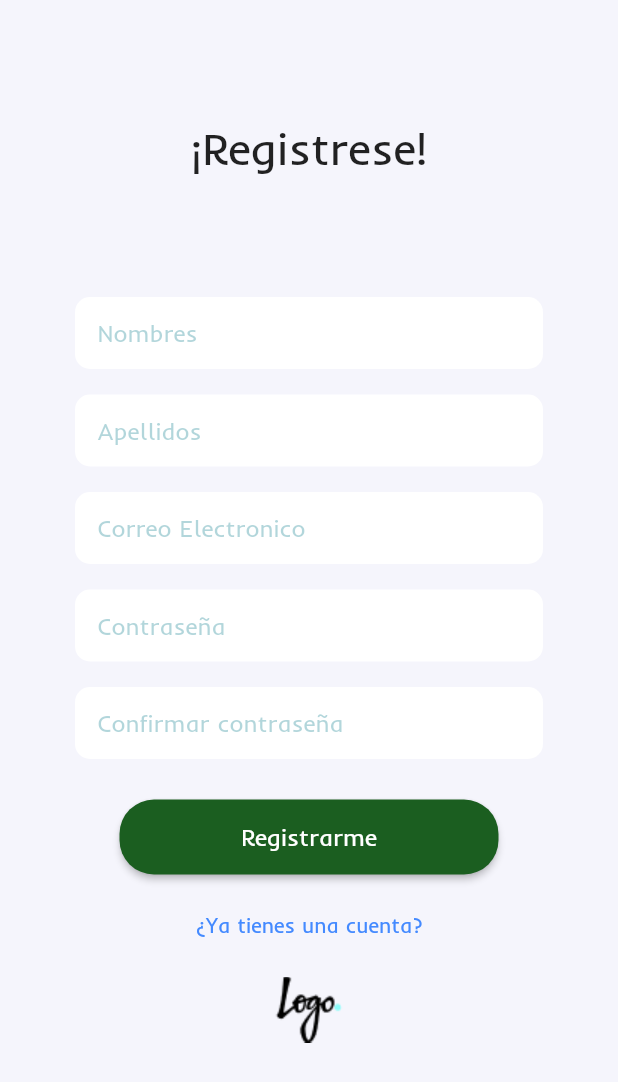
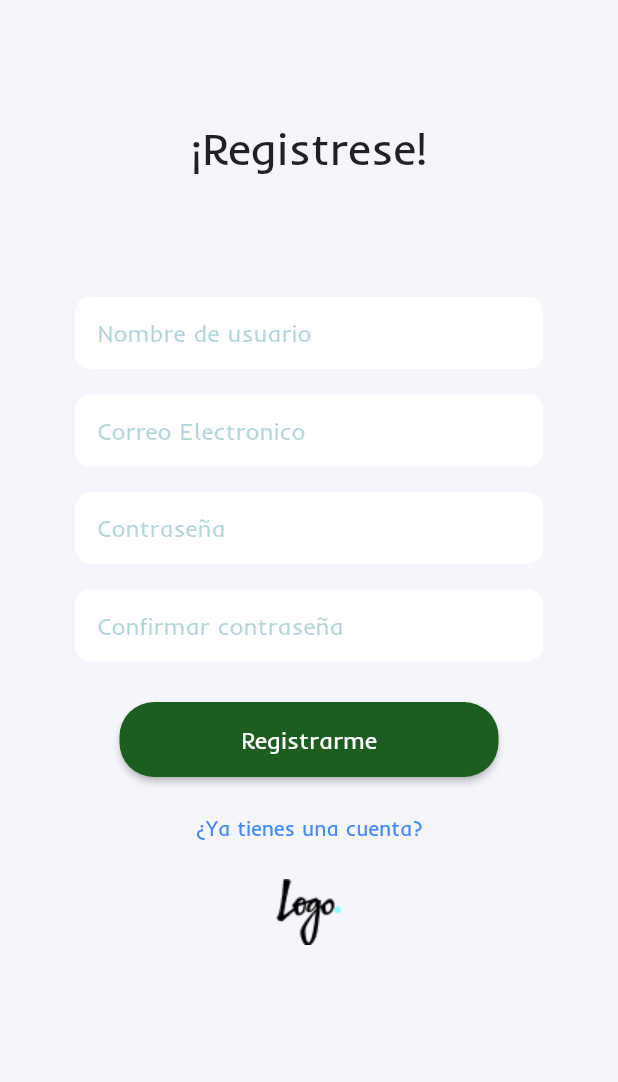
Before and after one commit to HuamanAngel/softales, a Flutter app: the RegisterPage screen opened by its route, on a phone screen of 412 x 824 dp. Shown: the top 1082 px of the screen. Run offline on Flutter 3.47's test engine with Material 2 defaults, Android fonts, the phone set to English and light mode, and no system bars; missing offline and left inert: flutter_secure_storage_web.

Commit message:
Test de campos de registro de usuario

```diff
--- a/lib/presentation/login/register_page.dart
+++ b/lib/presentation/login/register_page.dart
@@ -10,6 +10,8 @@ class RegisterPage extends StatefulWidget {
 class _RegisterPageState extends State<RegisterPage> {
   @override
   Widget build(BuildContext context) {
+    final TextEditingController username = TextEditingController();
+    final TextEditingController email = TextEditingController();
     final TextEditingController _pass = TextEditingController();
     final TextEditingController _confirmPass = TextEditingController();
     return Scaffold(
@@ -37,8 +39,9 @@ class _RegisterPageState extends State<RegisterPage> {
                             padding: EdgeInsets.symmetric(horizontal: 15),
                             decoration: box_decoration(),
                             child: TextFormField(
-                              decoration: input_decoration('Nombres'),
-                              validator: name_validator,
+                              controller: username,
+                              decoration: input_decoration('Nombre de usuario'),
+                              validator: UsernameFieldValidator.validate,
                             ),
                           ),
                           SizedBox(height: 17),
@@ -46,26 +49,11 @@ class _RegisterPageState extends State<RegisterPage> {
                             padding: EdgeInsets.symmetric(horizontal: 15),
                             decoration: box_decoration(),
                             child: TextFormField(
-                              decoration: input_decoration('Apellidos'),
-                              validator: name_validator,
-                            ),
-                          ),
-                          SizedBox(height: 17),
-                          Container(
-                            padding: EdgeInsets.symmetric(horizontal: 15),
-                            decoration: box_decoration(),
-                            child: TextFormField(
+                              controller: email,
                               keyboardType: TextInputType.emailAddress,
                               decoration:
                                   input_decoration('Correo Electronico'),
-                              validator: (value) {
-                                String pattern =
-                                    r'^(([^<>()[\]\\.,;:\s@\"]+(\.[^<>()[\]\\.,;:\s@\"]+)*)|(\".+\"))@((\[[0-9]{1,3}\.[0-9]{1,3}\.[0-9]{1,3}\.[0-9]{1,3}\])|(([a-zA-Z\-0-9]+\.)+[a-zA-Z]{2,}))$';
-                                RegExp regExp = new RegExp(pattern);
-                                return regExp.hasMatch(value ?? '')
-                                    ? null
-                                    : 'El valor ingresado no es un correo';
-                              },
+                              validator: EmailFieldValidator.validate,
                             ),
                           ),
                           SizedBox(height: 17),
@@ -76,12 +64,7 @@ class _RegisterPageState extends State<RegisterPage> {
                               decoration: input_decoration('Contraseña'),
                               controller: _pass,
                               obscureText: true,
-                              validator: (value) {
-                                return (value != null &&
-                                        value.trim().length >= 5)
-                                    ? null
-                                    : 'La clave debe ser al menos 5 caracteres';
-                              },
+                              validator: PasswordFieldValidator.validate,
                             ),
                           ),
                           SizedBox(height: 17),
@@ -107,9 +90,9 @@ class _RegisterPageState extends State<RegisterPage> {
                                   borderRadius: BorderRadius.circular(23)),
                               color: Colors.green[900],
                               child: Container(
-                                padding: EdgeInsets.symmetric(
+                                padding: const EdgeInsets.symmetric(
                                     horizontal: 65, vertical: 15),
-                                child: Text(
+                                child: const Text(
                                   'Registrarme',
                                   style: TextStyle(
                                       color: Colors.white,
@@ -169,3 +152,39 @@ class _RegisterPageState extends State<RegisterPage> {
             fontFamily: 'Inder', color: Color.fromRGBO(0, 118, 135, 0.3)));
   }
 }
+
+class UsernameFieldValidator {
+  static String? validate(value) {
+    String patternletters = r'^[a-z A-Z]+$';
+    RegExp regExp = new RegExp(patternletters);
+    if (value != null && !regExp.hasMatch(value.trim())) {
+      return 'Debe contener solo letras';
+    }
+    if (value != null && value.trim().length < 5) {
+      return 'Debe ser mayor a 5 caracteres';
+    } else if (value != null && value.trim().length > 30) {
+      return 'Debe ser menor a 30 caracteres';
+    } else {
+      return null;
+    }
+  }
+}
+
+class PasswordFieldValidator {
+  static String? validate(value) {
+    return (value != null && value.trim().length >= 5)
+        ? null
+        : 'La clave debe ser al menos 5 caracteres';
+  }
+}
+
+class EmailFieldValidator {
+  static String? validate(value) {
+    String pattern =
+        r'^(([^<>()[\]\\.,;:\s@\"]+(\.[^<>()[\]\\.,;:\s@\"]+)*)|(\".+\"))@((\[[0-9]{1,3}\.[0-9]{1,3}\.[0-9]{1,3}\.[0-9]{1,3}\])|(([a-zA-Z\-0-9]+\.)+[a-zA-Z]{2,}))$';
+    RegExp regExp = new RegExp(pattern);
+    return regExp.hasMatch(value ?? '')
+        ? null
+        : 'El valor ingresado no es un correo';
+  }
+}
```
Also changed, not shown: 1 other file.
